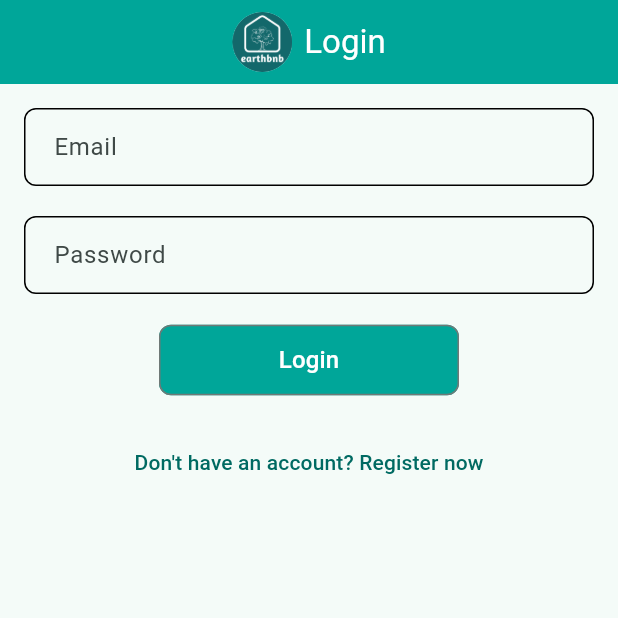
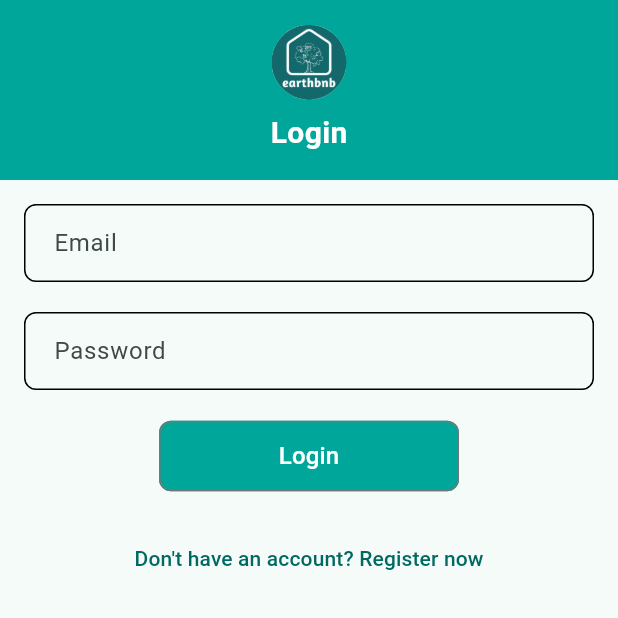
Before and after one commit to sufiyan764/earthbnb, a Flutter app: the screen it shows after launch, on a phone screen of 412 x 824 dp, the top half of it. Run offline on Flutter 3.47's test engine with Material 3 defaults, Android fonts, the phone set to English and light mode, and no system bars; our stand-ins replace firebase_auth, firebase_core, firebase_database; accounts and stored records are empty.

Commit message:
changes related to app bar and properties detail page

```diff
--- a/lib/propertydetails.dart
+++ b/lib/propertydetails.dart
@@ -173,6 +173,7 @@ class _PropertyDetailsScreenState extends State<PropertyDetailsScreen> {
         child: Column(
           crossAxisAlignment: CrossAxisAlignment.start,
           children: [
+            const SizedBox(height: 16),
             if (property.images.isNotEmpty)
               Stack(
                 children: [
@@ -212,6 +213,7 @@ class _PropertyDetailsScreenState extends State<PropertyDetailsScreen> {
                       icon: Icon(
                         isInWishlist ? Icons.favorite : Icons.favorite_border,
                         color: isInWishlist ? Colors.red : Colors.white,
+                        size: 35,
                       ),
                       onPressed: _toggleWishlist,
                     ),
--- a/lib/widgets/custom_appbar.dart
+++ b/lib/widgets/custom_appbar.dart
@@ -6,7 +6,6 @@ class CustomAppBar extends StatelessWidget implements PreferredSizeWidget {
   final String appBarText;
   final IconButton? appBarLeading;
 
-  // Constructor to receive the key and value as parameters
   const CustomAppBar({
     super.key,
     required this.appBarText,
@@ -15,29 +14,50 @@ class CustomAppBar extends StatelessWidget implements PreferredSizeWidget {
 
   @override
   Widget build(BuildContext context) {
-    return AppBar(
-      leading: appBarLeading ?? Container(),
-      title: Row(
-        mainAxisSize: MainAxisSize.min,
+    return Container(
+      height: 120.0,
+      color: AppColors.accentTeal,
+      child: Stack(
         children: [
-          ClipOval(
-            child: Image.asset(
-              'assets/earthbnb.png', // Path to your app icon
-              height: 40.0, // Adjust the size
-              width: 40.0,
-              fit: BoxFit.cover, // Ensures the image fits properly in the circle
+          // Leading IconButton
+          if (appBarLeading != null)
+            Align(
+              alignment: Alignment.centerLeft,
+              child: Padding(
+                padding: const EdgeInsets.symmetric(horizontal: 16.0),
+                child: appBarLeading,
+              ),
+            ),
+          // Centered Title and Logo
+          Center(
+            child: Column(
+              mainAxisSize: MainAxisSize.min,
+              children: [
+                ClipOval(
+                  child: Image.asset(
+                    'assets/earthbnb.png',
+                    height: 50.0,
+                    width: 50.0,
+                    fit: BoxFit.cover,
+                  ),
+                ),
+                const SizedBox(height: 8),
+                Text(
+                  appBarText,
+                  style: const TextStyle(
+                    fontSize: 20,
+                    color: AppColors.backgroundWhite,
+                    fontWeight: FontWeight.bold,
+                  ),
+                ),
+              ],
             ),
           ),
-          const SizedBox(width: 8), // Spacing between icon and text
-          Text(appBarText),
         ],
       ),
-      centerTitle: true,
-      backgroundColor: AppColors.accentTeal,
-      foregroundColor: AppColors.backgroundWhite,
     );
   }
 
   @override
-  Size get preferredSize => const Size.fromHeight(kToolbarHeight);
+  Size get preferredSize => const Size.fromHeight(120.0);
 }
```
